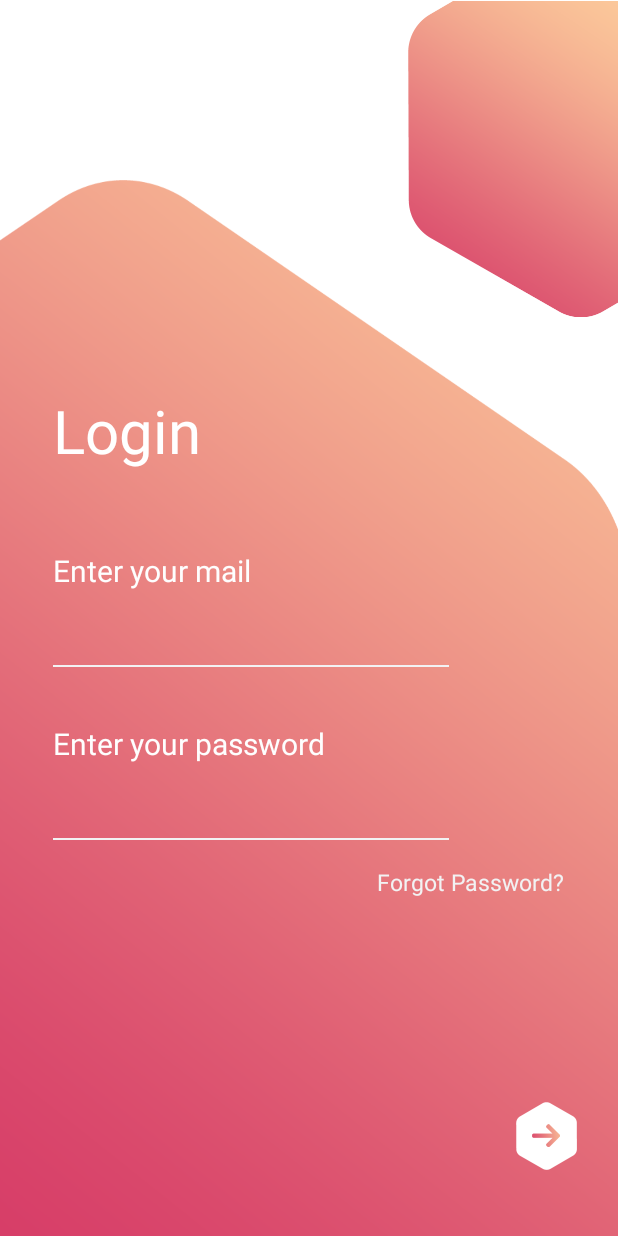
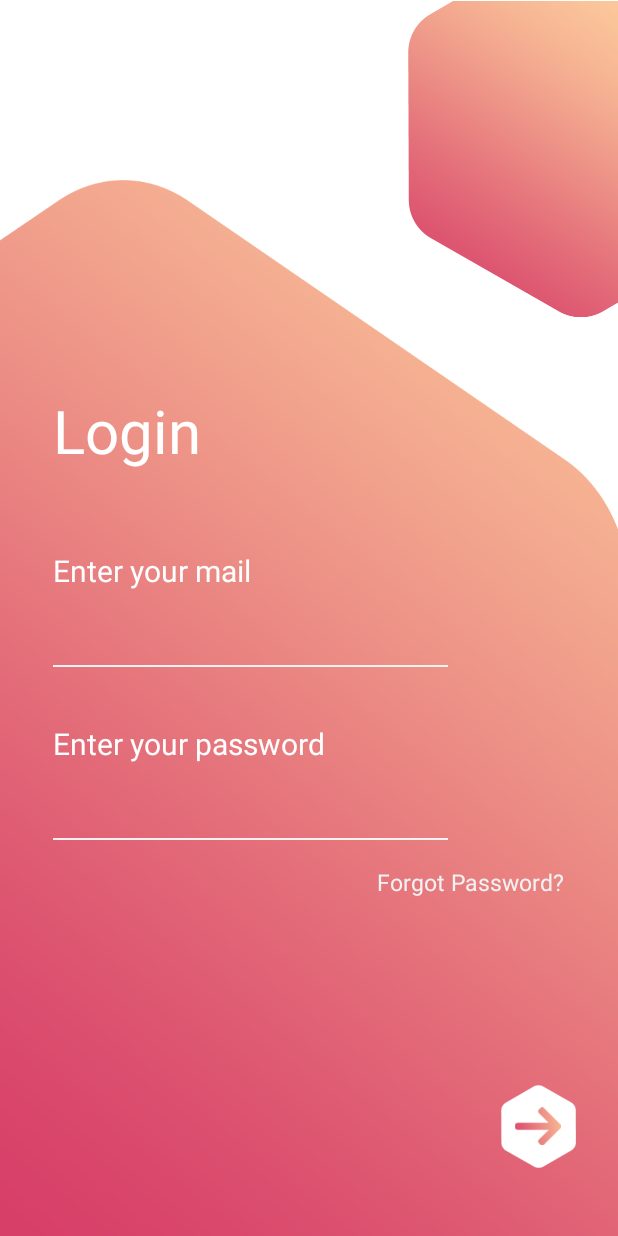
Before and after one commit to Maorm2/ShiftManagment, an Android app: the screen it shows after launch (MainActivity), on a phone screen of 412 x 824 dp. Run offline under Robolectric (Android 15) with nearby library versions, the phone set to English and light mode, and no system bars; our stand-ins replace Firebase (no records; nobody signed in at launch, a user with empty details on screens opened directly).

```diff
--- a/app/src/main/res/layout/activity_main.xml
+++ b/app/src/main/res/layout/activity_main.xml
@@ -79,7 +79,7 @@
                     />
 
                 <View
-                    android:layout_width="263.7dp"
+                    android:layout_width="263dp"
                     android:layout_height="1dp"
                     android:layout_gravity="left"
                     android:layout_marginTop="7dp"
@@ -117,7 +117,7 @@
                 </LinearLayout>
 
                 <View
-                    android:layout_width="263.7dp"
+                    android:layout_width="263dp"
                     android:layout_height="1dp"
                     android:layout_gravity="left"
                     android:layout_marginTop="7dp"
@@ -130,23 +130,23 @@
                     android:textSize="15sp"
                     android:textColor="#f2f2f3"
                     android:layout_gravity="right"
-                    android:layout_marginTop="17.3dp"
+                    android:layout_marginTop="17dp"
                     android:text="Forgot Password?"
                     />
 
             </LinearLayout>
             <FrameLayout
-                android:layout_width="40.7dp"
-                android:layout_height="45.3dp"
+                android:layout_width="50dp"
+                android:layout_height="55dp"
                 android:layout_gravity="bottom|right"
-                android:layout_marginRight="27.3dp"
-                android:layout_marginBottom="43.7dp"
+                android:layout_marginRight="28dp"
+                android:layout_marginBottom="45dp"
                 android:background="@drawable/white_hexagone">
 
                 <ImageView
                     android:id="@+id/loginBtn"
-                    android:layout_width="18.7dp"
-                    android:layout_height="15.3dp"
+                    android:layout_width="40dp"
+                    android:layout_height="25dp"
                     android:layout_gravity="center"
                     android:src="@drawable/right_arrow"/>
             </FrameLayout>
```
